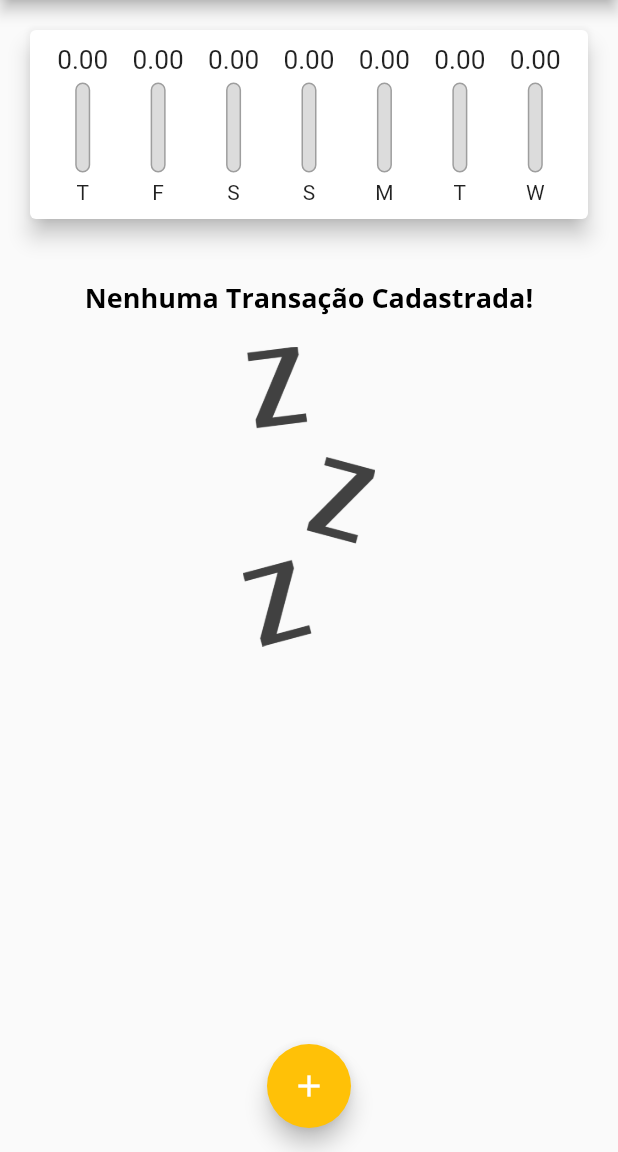
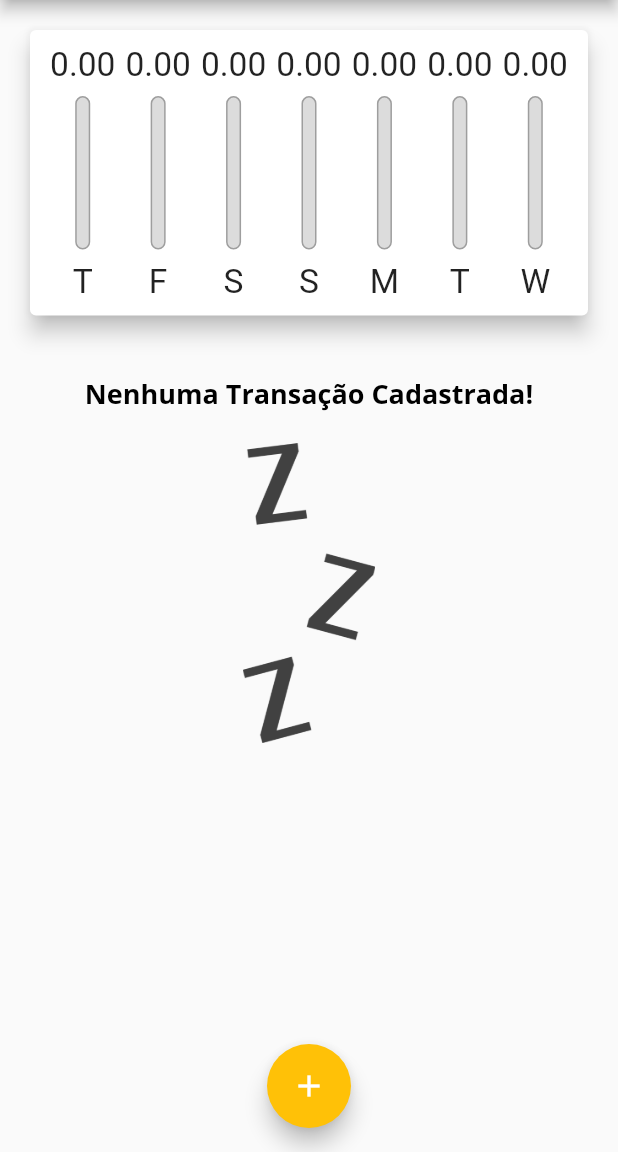
Before and after one commit to pf-haidar/expenses, a Flutter app: the screen it shows after launch, on a phone screen of 412 x 824 dp, the part 84-1236 px from its top. Run offline on Flutter 3.47's test engine with Material 2 defaults, Android fonts, the phone set to English and light mode, and no system bars.

Commit message:
fix app vertical responsivity

```diff
--- a/lib/components/chart_bar.dart
+++ b/lib/components/chart_bar.dart
@@ -14,20 +14,22 @@ class ChartBar extends StatelessWidget {
 
   @override
   Widget build(BuildContext context) {
+    return LayoutBuilder(
+      builder: (ctx, constraints) {
         return Column(
           children: [
             // Text('R\$${value.toStringAsFixed(2)}'),
             Container(
-          height: 20,
+              height: constraints.maxHeight * 0.15,
               child: FittedBox(
                 child: Text(
-              '${value.toStringAsFixed(2)}',
+                  value.toStringAsFixed(2),
                 ),
               ),
             ),
-        const SizedBox(height: 5),
+            SizedBox(height: constraints.maxHeight * 0.05),
             Container(
-          height: 60,
+              height: constraints.maxHeight * 0.6,
               width: 10,
               child: Stack(
                 alignment: Alignment.bottomCenter,
@@ -48,14 +50,22 @@ class ChartBar extends StatelessWidget {
                       decoration: BoxDecoration(
                         color: Theme.of(context).colorScheme.primary,
                         borderRadius: BorderRadius.circular(5),
-                )),
+                      ),
+                    ),
                   ),
                 ],
               ),
             ),
-        const SizedBox(height: 5),
-        Text(label),
+            SizedBox(height: constraints.maxHeight * 0.05),
+            Container(
+              height: constraints.maxHeight * 0.15,
+              child: FittedBox(
+                child: Text(label),
+              ),
+            ),
           ],
+        );
+      },
     );
   }
 }
--- a/lib/components/transaction_list.dart
+++ b/lib/components/transaction_list.dart
@@ -15,9 +15,7 @@ class TransactionList extends StatelessWidget {
 
   @override
   Widget build(BuildContext context) {
-    return Container(
-      height: 300,
-      child: transactions.isEmpty
+    return transactions.isEmpty
         ? Column(
             children: [
               const SizedBox(
@@ -74,7 +72,6 @@ class TransactionList extends StatelessWidget {
                 ),
               );
             },
-            ),
           );
   }
 }
--- a/lib/main.dart
+++ b/lib/main.dart
@@ -27,7 +27,7 @@ class ExpensesApp extends StatelessWidget {
         textTheme: tema.textTheme.copyWith(
           headline6: TextStyle(
             fontFamily: 'OpenSans',
-            fontSize: 18,
+            fontSize: 18, //fontSize: 20 * MediaQuery.of(context).textScaleFactor,
             fontWeight: FontWeight.bold,
             color: Colors.black,
           ),
@@ -131,9 +131,11 @@ class _MyHomePageState extends State<MyHomePage> {
 
   @override
   Widget build(BuildContext context) {
-    return Scaffold(
-      appBar: AppBar(
-        title: Text('Despesas Pessoais'),
+    final appBar = AppBar(
+      title: Text(
+        'Despesas Pessoais',
+
+      ),
       actions: [
         IconButton(
           onPressed: () {
@@ -142,16 +144,29 @@ class _MyHomePageState extends State<MyHomePage> {
           icon: Icon(Icons.add),
         ),
       ],
-      ),
+    );
+
+    final availableHeight = MediaQuery.of(context).size.height -
+        appBar.preferredSize.height -
+        MediaQuery.of(context).padding.top;
+
+    return Scaffold(
+      appBar: appBar,
       body: SingleChildScrollView(
         child: Column(
           crossAxisAlignment: CrossAxisAlignment.stretch,
           // ignore: prefer_const_literals_to_create_immutables
           children: [
-            Chart(recentTransaction: _recentTransactions),
-            TransactionList(
+            SizedBox(
+              height: availableHeight * 0.30,
+              child: Chart(recentTransaction: _recentTransactions),
+            ),
+            SizedBox(
+              height: availableHeight * 0.70,
+              child: TransactionList(
                 transactions: _transactions,
                 onRemove: _removeTransaction,
+              ),
             ),
           ],
         ),
```
Lines whose indentation alone changed are shown as unchanged.
